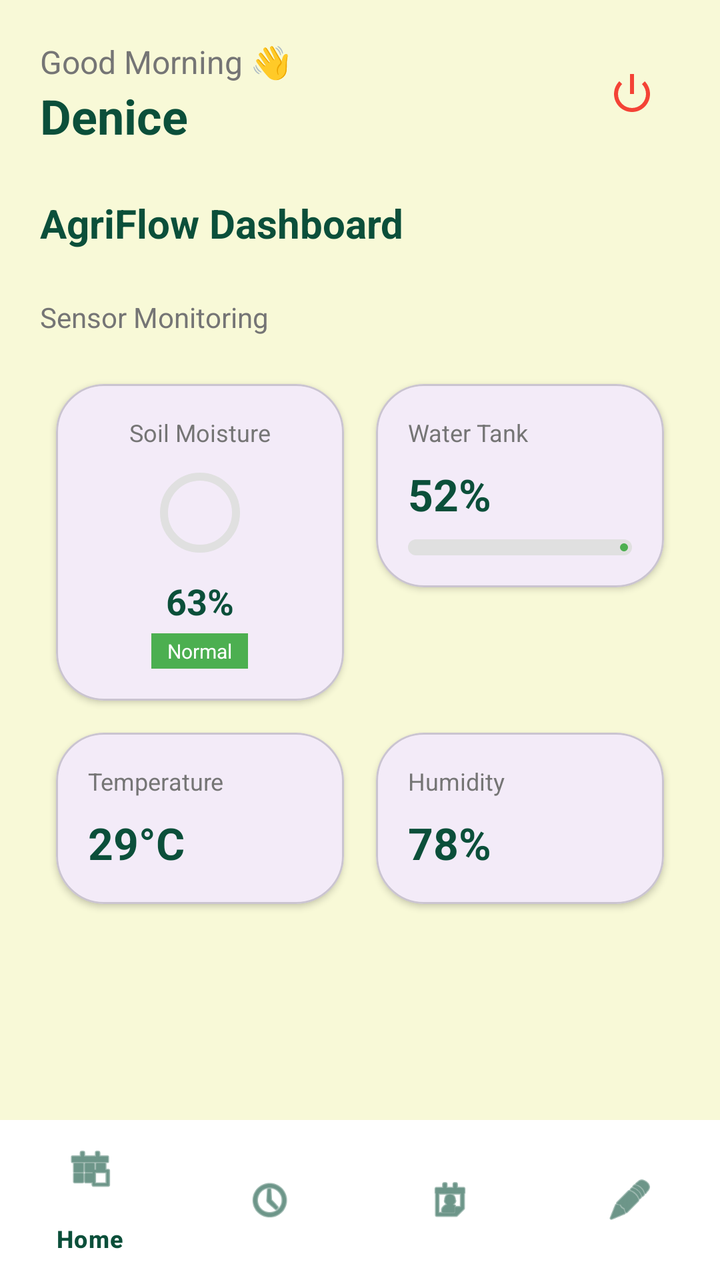
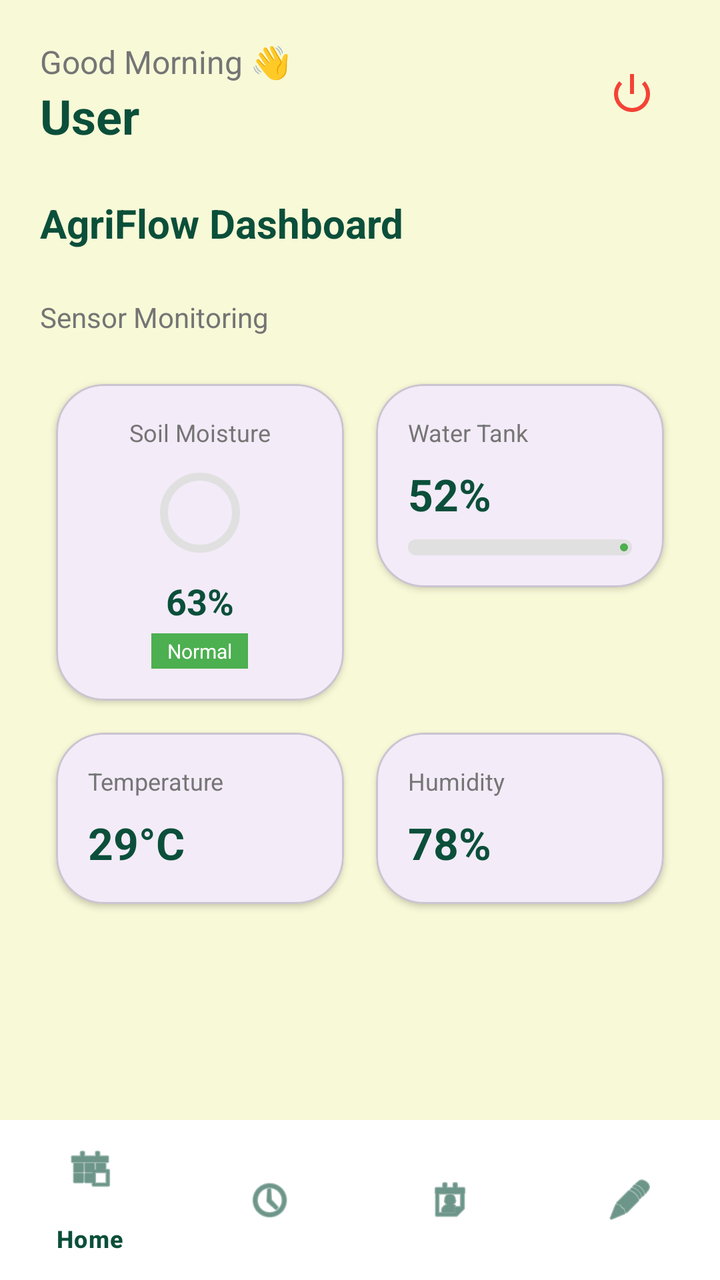

Compare the two renders of this Android layout. The source of the first and the diff that turns it into the second are given below.
<!-- AndroidManifest.xml: application theme Theme.AgriFlowApplication -->
<!-- res/layout/activity_dashboard.xml -->
<?xml version="1.0" encoding="utf-8"?>
<androidx.coordinatorlayout.widget.CoordinatorLayout xmlns:android="http://schemas.android.com/apk/res/android"
    xmlns:app="http://schemas.android.com/apk/res-auto"
    xmlns:tools="http://schemas.android.com/tools"
    android:id="@+id/main_dashboard"
    android:layout_width="match_parent"
    android:layout_height="match_parent"
    android:background="@color/bg_light_cream"
    tools:context=".DashboardActivity">

    <androidx.core.widget.NestedScrollView
        android:layout_width="match_parent"
        android:layout_height="match_parent"
        android:paddingBottom="80dp"
        android:clipToPadding="false">

        <LinearLayout
            android:layout_width="match_parent"
            android:layout_height="wrap_content"
            android:orientation="vertical"
            android:padding="20dp">

            
            <RelativeLayout
                android:layout_width="match_parent"
                android:layout_height="wrap_content"
                android:layout_marginBottom="24dp">

                <LinearLayout
                    android:layout_width="wrap_content"
                    android:layout_height="wrap_content"
                    android:orientation="vertical">

                    <TextView
                        android:layout_width="wrap_content"
                        android:layout_height="wrap_content"
                        android:text="Good Morning 👋"
                        android:textColor="@color/text_grey"
                        android:textSize="16sp" />

                    <TextView
                        android:layout_width="wrap_content"
                        android:layout_height="wrap_content"
                        android:text="Denice"
                        android:textColor="@color/primary_dark_green"
                        android:textSize="24sp"
                        android:textStyle="bold" />
                </LinearLayout>

                <ImageButton
                    android:id="@+id/btnLogout"
                    android:layout_width="48dp"
                    android:layout_height="48dp"
                    android:layout_alignParentEnd="true"
                    android:layout_centerVertical="true"
                    android:background="?attr/selectableItemBackgroundBorderless"
                    android:src="@android:drawable/ic_lock_power_off"
                    app:tint="@color/critical_red"
                    android:contentDescription="@string/logout" />

            </RelativeLayout>

            <TextView
                android:layout_width="wrap_content"
                android:layout_height="wrap_content"
                android:text="AgriFlow Dashboard"
                android:textColor="@color/primary_dark_green"
                android:textSize="20sp"
                android:textStyle="bold" />

            
            <TextView
                android:layout_width="wrap_content"
                android:layout_height="wrap_content"
                android:layout_marginTop="24dp"
                android:layout_marginBottom="16dp"
                android:text="Sensor Monitoring"
                android:textColor="@color/text_grey"
                android:textSize="14sp" />

            <GridLayout
                android:layout_width="match_parent"
                android:layout_height="wrap_content"
                android:alignmentMode="alignMargins"
                android:columnCount="2"
                android:columnOrderPreserved="false">

                
                <com.google.android.material.card.MaterialCardView
                    android:layout_width="0dp"
                    android:layout_height="wrap_content"
                    android:layout_columnWeight="1"
                    android:layout_margin="8dp"
                    app:cardCornerRadius="24dp"
                    app:cardElevation="2dp">

                    <LinearLayout
                        android:layout_width="match_parent"
                        android:layout_height="wrap_content"
                        android:gravity="center"
                        android:orientation="vertical"
                        android:padding="16dp">

                        <TextView
                            android:layout_width="wrap_content"
                            android:layout_height="wrap_content"
                            android:text="Soil Moisture"
                            android:textColor="@color/text_grey"
                            android:textSize="12sp" />

                        <com.google.android.material.progressindicator.CircularProgressIndicator
                            android:layout_width="wrap_content"
                            android:layout_height="wrap_content"
                            android:layout_marginVertical="8dp"
                            android:progress="63"
                            app:indicatorColor="@color/accent_green"
                            app:trackColor="#E0E0E0" />

                        <TextView
                            android:layout_width="wrap_content"
                            android:layout_height="wrap_content"
                            android:text="63%"
                            android:textColor="@color/primary_dark_green"
                            android:textSize="18sp"
                            android:textStyle="bold" />

                        <TextView
                            android:layout_width="wrap_content"
                            android:layout_height="wrap_content"
                            android:layout_marginTop="4dp"
                            android:background="@color/accent_green"
                            android:paddingHorizontal="8dp"
                            android:paddingVertical="2dp"
                            android:text="Normal"
                            android:textColor="@color/white"
                            android:textSize="10sp" />
                    </LinearLayout>
                </com.google.android.material.card.MaterialCardView>

                
                <com.google.android.material.card.MaterialCardView
                    android:layout_width="0dp"
                    android:layout_height="wrap_content"
                    android:layout_columnWeight="1"
                    android:layout_margin="8dp"
                    app:cardCornerRadius="24dp"
                    app:cardElevation="2dp">

                    <LinearLayout
                        android:layout_width="match_parent"
                        android:layout_height="match_parent"
                        android:orientation="vertical"
                        android:padding="16dp">

                        <TextView
                            android:layout_width="wrap_content"
                            android:layout_height="wrap_content"
                            android:text="Water Tank"
                            android:textColor="@color/text_grey"
                            android:textSize="12sp" />

                        <TextView
                            android:layout_width="wrap_content"
                            android:layout_height="wrap_content"
                            android:layout_marginTop="8dp"
                            android:text="52%"
                            android:textColor="@color/primary_dark_green"
                            android:textSize="22sp"
                            android:textStyle="bold" />

                        <com.google.android.material.progressindicator.LinearProgressIndicator
                            android:layout_width="match_parent"
                            android:layout_height="wrap_content"
                            android:layout_marginTop="8dp"
                            android:progress="52"
                            app:indicatorColor="@color/accent_green"
                            app:trackColor="#E0E0E0"
                            app:trackCornerRadius="4dp"
                            app:trackThickness="8dp" />

                    </LinearLayout>
                </com.google.android.material.card.MaterialCardView>

                
                <com.google.android.material.card.MaterialCardView
                    android:layout_width="0dp"
                    android:layout_height="wrap_content"
                    android:layout_columnWeight="1"
                    android:layout_margin="8dp"
                    app:cardCornerRadius="24dp"
                    app:cardElevation="2dp">

                    <LinearLayout
                        android:layout_width="match_parent"
                        android:layout_height="wrap_content"
                        android:orientation="vertical"
                        android:padding="16dp">

                        <TextView
                            android:layout_width="wrap_content"
                            android:layout_height="wrap_content"
                            android:text="Temperature"
                            android:textColor="@color/text_grey"
                            android:textSize="12sp" />

                        <TextView
                            android:layout_width="wrap_content"
                            android:layout_height="wrap_content"
                            android:layout_marginTop="8dp"
                            android:text="29°C"
                            android:textColor="@color/primary_dark_green"
                            android:textSize="22sp"
                            android:textStyle="bold" />
                    </LinearLayout>
                </com.google.android.material.card.MaterialCardView>

                
                <com.google.android.material.card.MaterialCardView
                    android:layout_width="0dp"
                    android:layout_height="wrap_content"
                    android:layout_columnWeight="1"
                    android:layout_margin="8dp"
                    app:cardCornerRadius="24dp"
                    app:cardElevation="2dp">

                    <LinearLayout
                        android:layout_width="match_parent"
                        android:layout_height="wrap_content"
                        android:orientation="vertical"
                        android:padding="16dp">

                        <TextView
                            android:layout_width="wrap_content"
                            android:layout_height="wrap_content"
                            android:text="Humidity"
                            android:textColor="@color/text_grey"
                            android:textSize="12sp" />

                        <TextView
                            android:layout_width="wrap_content"
                            android:layout_height="wrap_content"
                            android:layout_marginTop="8dp"
                            android:text="78%"
                            android:textColor="@color/primary_dark_green"
                            android:textSize="22sp"
                            android:textStyle="bold" />
                    </LinearLayout>
                </com.google.android.material.card.MaterialCardView>

                
                <com.google.android.material.card.MaterialCardView
                    android:layout_width="0dp"
                    android:layout_height="wrap_content"
                    android:layout_columnSpan="2"
                    android:layout_margin="8dp"
                    app:cardCornerRadius="24dp"
                    app:cardElevation="2dp">

                    <LinearLayout
                        android:layout_width="match_parent"
                        android:layout_height="wrap_content"
                        android:gravity="center_vertical"
                        android:orientation="horizontal"
                        android:padding="16dp">

                        <LinearLayout
                            android:layout_width="0dp"
                            android:layout_height="wrap_content"
                            android:layout_weight="1"
                            android:orientation="vertical">

                            <TextView
                                android:layout_width="wrap_content"
                                android:layout_height="wrap_content"
                                android:text="Light Intensity"
                                android:textColor="@color/text_grey"
                                android:textSize="12sp" />

                            <TextView
                                android:layout_width="wrap_content"
                                android:layout_height="wrap_content"
                                android:layout_marginTop="4dp"
                                android:text="820 lux"
                                android:textColor="@color/primary_dark_green"
                                android:textSize="22sp"
                                android:textStyle="bold" />
                        </LinearLayout>

                        <ImageView
                            android:layout_width="40dp"
                            android:layout_height="40dp"
                            android:src="@android:drawable/ic_menu_day"
                            app:tint="@color/warning_orange" />
                    </LinearLayout>
                </com.google.android.material.card.MaterialCardView>

            </GridLayout>

            
            <TextView
                android:layout_width="wrap_content"
                android:layout_height="wrap_content"
                android:layout_marginTop="16dp"
                android:layout_marginBottom="8dp"
                android:text="Irrigation Control"
                android:textColor="@color/primary_dark_green"
                android:textSize="18sp"
                android:textStyle="bold" />

            <LinearLayout
                android:layout_width="match_parent"
                android:layout_height="wrap_content"
                android:orientation="horizontal">

                
                <com.google.android.material.card.MaterialCardView
                    android:layout_width="0dp"
                    android:layout_height="wrap_content"
                    android:layout_weight="1"
                    android:layout_margin="8dp"
                    app:cardCornerRadius="24dp">
                    <LinearLayout
                        android:layout_width="match_parent"
                        android:layout_height="wrap_content"
                        android:orientation="vertical"
                        android:padding="16dp">
                        <TextView
                            android:layout_width="wrap_content"
                            android:layout_height="wrap_content"
                            android:text="Water Pump"
                            android:textStyle="bold"
                            android:textColor="@color/primary_dark_green"/>
                        <TextView
                            android:layout_width="wrap_content"
                            android:layout_height="wrap_content"
                            android:text="Status: ON"
                            android:textColor="@color/accent_green"
                            android:textSize="12sp"/>
                        <Button
                            android:layout_width="match_parent"
                            android:layout_height="wrap_content"
                            android:layout_marginTop="8dp"
                            android:text="START"
                            android:backgroundTint="@color/accent_green"
                            android:textColor="@color/white"
                            style="@style/Widget.Material3.Button.TonalButton"/>
                        <Button
                            android:layout_width="match_parent"
                            android:layout_height="wrap_content"
                            android:layout_marginTop="4dp"
                            android:text="STOP"
                            android:backgroundTint="@color/critical_red"
                            android:textColor="@color/white"
                            style="@style/Widget.Material3.Button.TonalButton"/>
                    </LinearLayout>
                </com.google.android.material.card.MaterialCardView>

                
                <com.google.android.material.card.MaterialCardView
                    android:layout_width="0dp"
                    android:layout_height="wrap_content"
                    android:layout_weight="1"
                    android:layout_margin="8dp"
                    app:cardCornerRadius="24dp">
                    <LinearLayout
                        android:layout_width="match_parent"
                        android:layout_height="wrap_content"
                        android:orientation="vertical"
                        android:padding="16dp">
                        <TextView
                            android:layout_width="wrap_content"
                            android:layout_height="wrap_content"
                            android:text="Fertilizer Pump"
                            android:textStyle="bold"
                            android:textColor="@color/primary_dark_green"/>
                        <TextView
                            android:layout_width="wrap_content"
                            android:layout_height="wrap_content"
                            android:text="Status: OFF"
                            android:textColor="@color/text_grey"
                            android:textSize="12sp"/>
                        <Button
                            android:layout_width="match_parent"
                            android:layout_height="wrap_content"
                            android:layout_marginTop="8dp"
                            android:text="START"
                            android:backgroundTint="@color/accent_green"
                            android:textColor="@color/white"
                            style="@style/Widget.Material3.Button.TonalButton"/>
                        <Button
                            android:layout_width="match_parent"
                            android:layout_height="wrap_content"
                            android:layout_marginTop="4dp"
                            android:text="STOP"
                            android:backgroundTint="@color/critical_red"
                            android:textColor="@color/white"
                            style="@style/Widget.Material3.Button.TonalButton"/>
                    </LinearLayout>
                </com.google.android.material.card.MaterialCardView>
            </LinearLayout>

            
            <TextView
                android:layout_width="wrap_content"
                android:layout_height="wrap_content"
                android:layout_marginTop="8dp"
                android:text="Schedule Summary"
                android:textColor="@color/primary_dark_green"
                android:textSize="18sp"
                android:textStyle="bold" />

            <com.google.android.material.card.MaterialCardView
                android:layout_width="match_parent"
                android:layout_height="wrap_content"
                android:layout_marginVertical="8dp"
                app:cardCornerRadius="24dp">
                <LinearLayout
                    android:layout_width="match_parent"
                    android:layout_height="wrap_content"
                    android:orientation="vertical"
                    android:padding="16dp">
                    <RelativeLayout
                        android:layout_width="match_parent"
                        android:layout_height="wrap_content">
                        <TextView
                            android:layout_width="wrap_content"
                            android:layout_height="wrap_content"
                            android:text="Next Watering"
                            android:textColor="@color/text_grey"/>
                        <TextView
                            android:layout_width="wrap_content"
                            android:layout_height="wrap_content"
                            android:layout_alignParentEnd="true"
                            android:text="08:00 AM"
                            android:textStyle="bold"
                            android:textColor="@color/primary_dark_green"/>
                    </RelativeLayout>
                    <RelativeLayout
                        android:layout_width="match_parent"
                        android:layout_height="wrap_content"
                        android:layout_marginTop="8dp">
                        <TextView
                            android:layout_width="wrap_content"
                            android:layout_height="wrap_content"
                            android:text="Next Fertigation"
                            android:textColor="@color/text_grey"/>
                        <TextView
                            android:layout_width="wrap_content"
                            android:layout_height="wrap_content"
                            android:layout_alignParentEnd="true"
                            android:text="06:00 PM"
                            android:textStyle="bold"
                            android:textColor="@color/primary_dark_green"/>
                    </RelativeLayout>
                </LinearLayout>
            </com.google.android.material.card.MaterialCardView>

            
            <TextView
                android:layout_width="wrap_content"
                android:layout_height="wrap_content"
                android:layout_marginTop="8dp"
                android:text="Recent Alerts"
                android:textColor="@color/primary_dark_green"
                android:textSize="18sp"
                android:textStyle="bold" />

            <com.google.android.material.card.MaterialCardView
                android:layout_width="match_parent"
                android:layout_height="wrap_content"
                android:layout_marginTop="8dp"
                app:cardCornerRadius="24dp">
                <LinearLayout
                    android:layout_width="match_parent"
                    android:layout_height="wrap_content"
                    android:orientation="vertical"
                    android:padding="12dp">

                    <LinearLayout
                        android:layout_width="match_parent"
                        android:layout_height="wrap_content"
                        android:orientation="horizontal"
                        android:gravity="center_vertical"
                        android:padding="4dp">
                        <ImageView
                            android:layout_width="24dp"
                            android:layout_height="24dp"
                            android:src="@android:drawable/stat_sys_warning"
                            app:tint="@color/critical_red"/>
                        <TextView
                            android:layout_width="0dp"
                            android:layout_height="wrap_content"
                            android:layout_weight="1"
                            android:layout_marginStart="12dp"
                            android:text="Water tank level is low"
                            android:textSize="13sp"/>
                        <TextView
                            android:layout_width="wrap_content"
                            android:layout_height="wrap_content"
                            android:text="10:45 AM"
                            android:textSize="11sp"
                            android:textColor="@color/text_grey"/>
                    </LinearLayout>

                    <View
                        android:layout_width="match_parent"
                        android:layout_height="1dp"
                        android:background="#EEEEEE"
                        android:layout_marginVertical="8dp"/>

                    <LinearLayout
                        android:layout_width="match_parent"
                        android:layout_height="wrap_content"
                        android:orientation="horizontal"
                        android:gravity="center_vertical"
                        android:padding="4dp">
                        <ImageView
                            android:layout_width="24dp"
                            android:layout_height="24dp"
                            android:src="@android:drawable/ic_menu_day"
                            app:tint="@color/warning_orange"/>
                        <TextView
                            android:layout_width="0dp"
                            android:layout_height="wrap_content"
                            android:layout_weight="1"
                            android:layout_marginStart="12dp"
                            android:text="High light intensity detected"
                            android:textSize="13sp"/>
                        <TextView
                            android:layout_width="wrap_content"
                            android:layout_height="wrap_content"
                            android:text="09:15 AM"
                            android:textSize="11sp"
                            android:textColor="@color/text_grey"/>
                    </LinearLayout>
                </LinearLayout>
            </com.google.android.material.card.MaterialCardView>

            
            <com.google.android.material.card.MaterialCardView
                android:layout_width="match_parent"
                android:layout_height="wrap_content"
                android:layout_marginTop="24dp"
                app:cardCornerRadius="24dp"
                app:cardBackgroundColor="@color/primary_dark_green">
                <LinearLayout
                    android:layout_width="match_parent"
                    android:layout_height="wrap_content"
                    android:orientation="vertical"
                    android:padding="16dp">
                    <TextView
                        android:layout_width="wrap_content"
                        android:layout_height="wrap_content"
                        android:text="System Status"
                        android:textColor="@color/white"
                        android:textStyle="bold"/>
                    <GridLayout
                        android:layout_width="match_parent"
                        android:layout_height="wrap_content"
                        android:columnCount="2"
                        android:layout_marginTop="12dp">
                        <TextView android:text="ESP32: Connected" android:textColor="#BDBDBD" android:textSize="12sp" android:layout_columnWeight="1"/>
                        <TextView android:text="Firebase: Synced" android:textColor="#BDBDBD" android:textSize="12sp" android:layout_columnWeight="1"/>
                        <TextView android:text="Internet: Online" android:textColor="#BDBDBD" android:textSize="12sp" android:layout_columnWeight="1" android:layout_marginTop="4dp"/>
                        <TextView android:text="Update: 10:56 AM" android:textColor="#BDBDBD" android:textSize="12sp" android:layout_columnWeight="1" android:layout_marginTop="4dp"/>
                    </GridLayout>
                </LinearLayout>
            </com.google.android.material.card.MaterialCardView>

        </LinearLayout>
    </androidx.core.widget.NestedScrollView>

    <com.google.android.material.bottomnavigation.BottomNavigationView
        android:id="@+id/bottom_navigation"
        android:layout_width="match_parent"
        android:layout_height="wrap_content"
        android:layout_gravity="bottom"
        android:background="@color/white"
        app:itemIconTint="@color/primary_dark_green"
        app:itemTextColor="@color/primary_dark_green"
        app:menu="@menu/bottom_nav_menu" />

</androidx.coordinatorlayout.widget.CoordinatorLayout>
<!-- resources referenced by this layout -->
<resources>
  <color name="accent_green">#4CAF50</color>
  <color name="bg_light_cream">#F8F9D7</color>
  <color name="critical_red">#F44336</color>
  <color name="primary_dark_green">#0B4F3A</color>
  <color name="text_grey">#757575</color>
  <color name="warning_orange">#FF9800</color>
  <color name="white">#FFFFFFFF</color>
  <string name="logout">Logout</string>
  <style name="Theme.AgriFlowApplication" parent="Base.Theme.AgriFlowApplication" />
  <style name="Base.Theme.AgriFlowApplication" parent="Theme.Material3.DayNight.NoActionBar">
          
          
      </style>
</resources>

<!-- the commit's change to res/layout/activity_dashboard.xml (unified diff, before → after) -->
@@ -39,9 +39,10 @@
                         android:textSize="16sp" />
 
                     <TextView
+                        android:id="@+id/tvUserName"
                         android:layout_width="wrap_content"
                         android:layout_height="wrap_content"
-                        android:text="Denice"
+                        android:text="User"
                         android:textColor="@color/primary_dark_green"
                         android:textSize="24sp"
                         android:textStyle="bold" />
